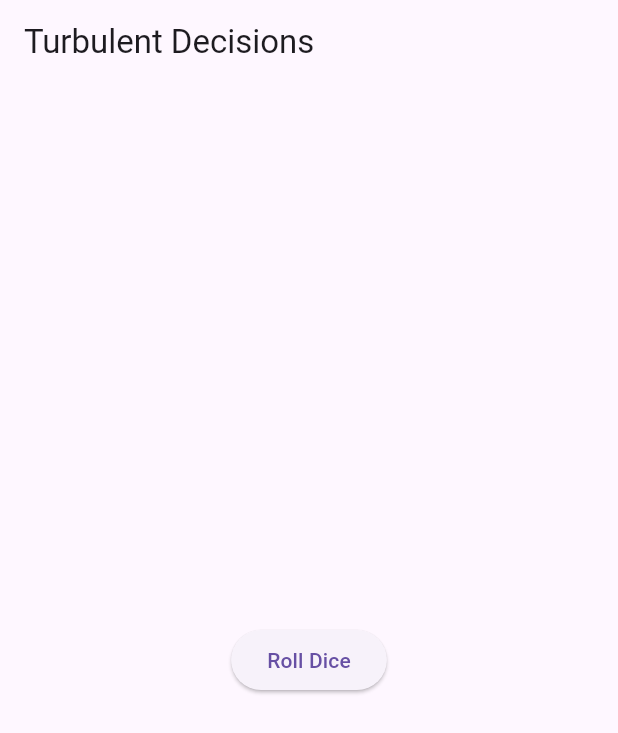
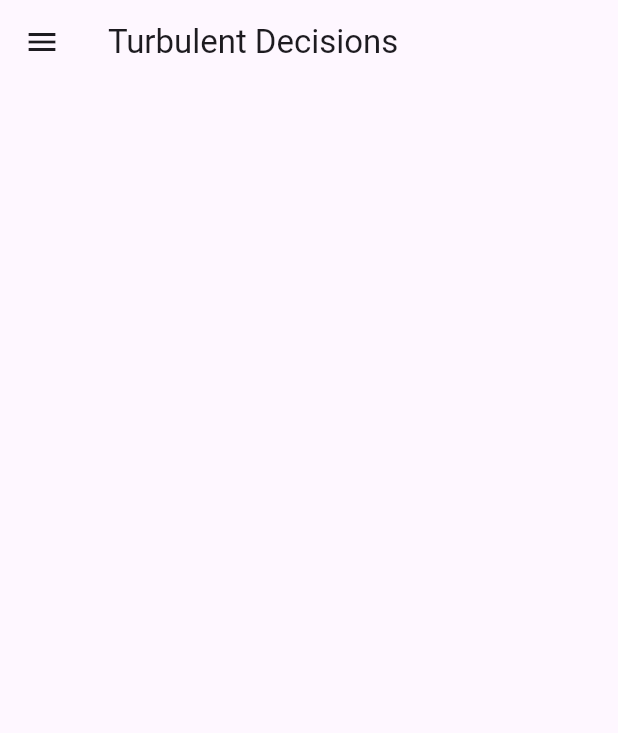
Before and after one commit to williamjsladek/Turbulent_Decisions, a Flutter app: the screen it shows after launch, on a phone screen of 412 x 824 dp. Shown: the top 733 px of the screen. Run offline on Flutter 3.47's test engine with Material 3 defaults, Android fonts, the phone set to English and light mode, and no system bars; missing offline and left inert: dice_icons.

Commit message:
Added the rest of the navigation before the home title fix

```diff
--- a/lib/dice.dart
+++ b/lib/dice.dart
@@ -2,6 +2,7 @@ import 'package:flutter/material.dart';
 import 'package:flutter/services.dart';
 import 'package:dice_icons/dice_icons.dart';
 import 'dart:developer';
+import 'nav_bar.dart';
 
 const List<String> list = <String>["d4", "d6", "d8", "d10", "d12", "d20"];
 
@@ -9,10 +10,10 @@ class Dice extends StatefulWidget {
   const Dice({super.key});
 
   @override
-  _Dice createState() => _Dice();
+  State<Dice> createState() => _DiceState();
 }
 
-class _Dice extends State<Dice> {
+class _DiceState extends State<Dice> {
   int diceCount = 1;
   List<Widget> diceRollList = List.generate(1, (int i) => const DiceRoll());
 
@@ -20,8 +21,8 @@ class _Dice extends State<Dice> {
   Widget build(BuildContext context) {
     List<Widget> diceRollList = List.generate(diceCount, (int i) => const DiceRoll());
     return Scaffold(
-      appBar: AppBar(title: const Text("Rolling Dice")),
-
+      appBar: AppBar(title: const Text("Dice")),
+      drawer: const NavBar(),
       body:  Center(
         child: Column(
           mainAxisAlignment: MainAxisAlignment.center,
--- a/lib/home.dart
+++ b/lib/home.dart
@@ -1,22 +1,22 @@
 import 'package:flutter/material.dart';
-import 'dice.dart';
+import 'nav_bar.dart';
 
-class Home extends StatelessWidget {
-  const Home({super.key});
+class Home extends StatefulWidget {
+  const Home({super.key, required this.title});
+
+  final String title;
+
+  @override
+  State<Home> createState() => _HomeState();
+}
+
+class _HomeState extends State<Home> {
 
   @override
   Widget build(BuildContext context) {
     return Scaffold(
-      appBar: AppBar(title: const Text("Turbulent Decisions")),
-      body: Center(
-
-        child: ElevatedButton(onPressed: () {
-          Navigator.push(
-            context,
-            MaterialPageRoute(builder: (context) => Dice()),
-          );
-        }, child: const Text("Roll Dice"))
-      )
+      appBar: AppBar(title: Text(widget.title)),
+      drawer: const NavBar(),
     );
   }
 }
--- a/lib/main.dart
+++ b/lib/main.dart
@@ -1,5 +1,7 @@
 import 'package:flutter/material.dart';
 import 'home.dart';
+import 'roulette.dart';
+import 'dice.dart';
 
 void main() {
   runApp(const MyApp());
```
Also changed, not shown: lib/roulette.dart (+19 -0 lines), lib/nav_bar.dart (renamed from lib/NavBar.dart), lib/nav_list.dart (added).
